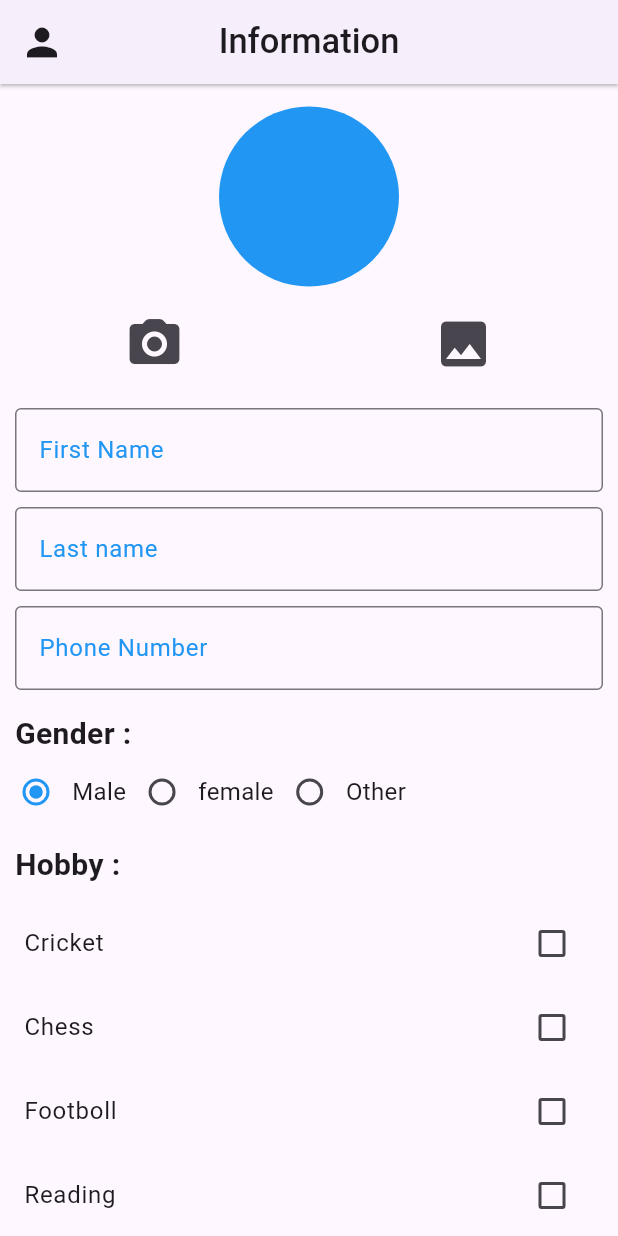
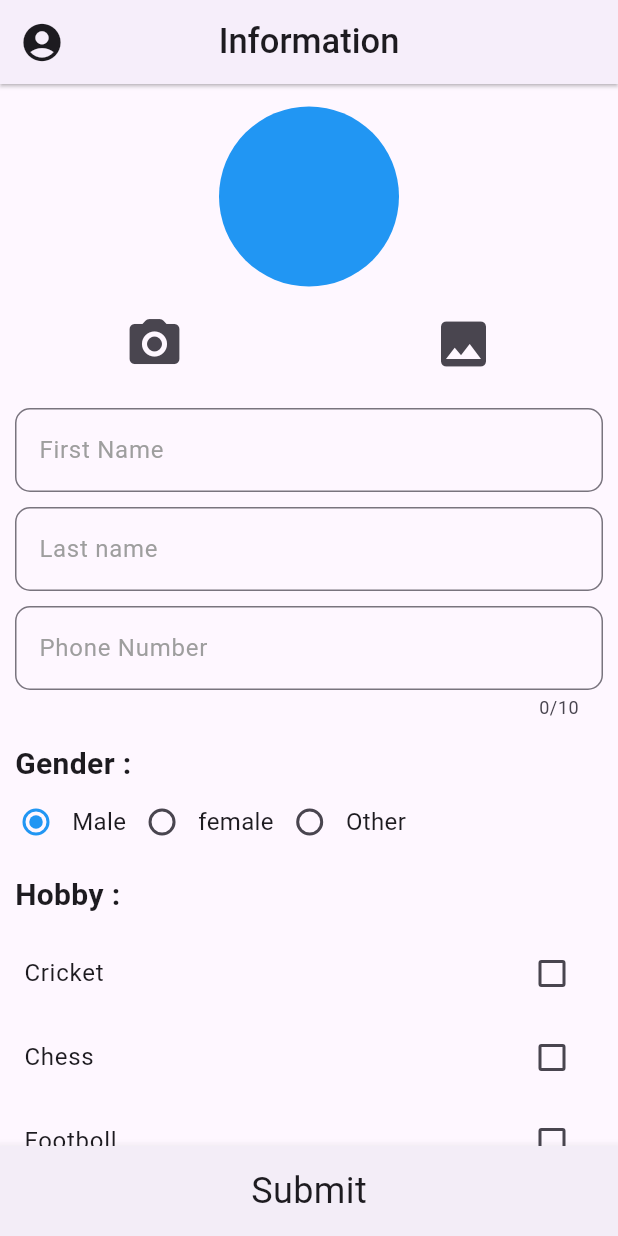
Before and after one commit to sanjuafre123/resume_app_daily_task, a Flutter app: the screen it shows after launch, on a phone screen of 412 x 824 dp. Run offline on Flutter 3.47's test engine with Material 3 defaults, Android fonts, the phone set to English and light mode, and no system bars; our stand-ins replace image_picker.

Commit message:
17/05/2024

```diff
--- a/lib/Utils/globallist.dart
+++ b/lib/Utils/globallist.dart
@@ -42,3 +42,7 @@ List<bool> hobby = [
 List hobbyname = [
   'Cricket' , 'Chess' , 'Footboll' , 'Reading',
 ];
+
+String firstName = '';
+String lastName = '';
+String phoneNumber = '';
--- a/lib/home/Components/Screen/ID_Cards_Registration_Form/CardDetailsScreen.dart
+++ b/lib/home/Components/Screen/ID_Cards_Registration_Form/CardDetailsScreen.dart
@@ -10,6 +10,8 @@ class CardDetailScreen extends StatefulWidget {
 class _CardDetailScreenState extends State<CardDetailScreen> {
   @override
   Widget build(BuildContext context) {
-    return const Placeholder();
+    return Scaffold(
+
+    );
   }
 }
--- a/lib/home/Components/Screen/ID_Cards_Registration_Form/Cardscreen.dart
+++ b/lib/home/Components/Screen/ID_Cards_Registration_Form/Cardscreen.dart
@@ -26,7 +26,7 @@ class _CardScreenState extends State<CardScreen> {
     return Scaffold(
       appBar: AppBar(
         leading: const Icon(
-          Icons.person,
+          Icons.account_circle,
           size: 30,
         ),
         elevation: 1,
@@ -108,14 +108,15 @@ class _CardScreenState extends State<CardScreen> {
                             }
                           },
                           decoration: InputDecoration(
-                            hintText: '',
+                            hintText: 'Ex:- Sanju',
                             labelText: 'First Name',
                             labelStyle: TextStyle(
-                                color: Colors.blue,
+                              color: Colors.grey,
                             ),
                             border: OutlineInputBorder(
-                                borderRadius: BorderRadius.circular(4),
-                              )),
+                              borderRadius: BorderRadius.circular(10),
+                            ),
+                          ),
                         ),
                         const SizedBox(
                           height: 10,
@@ -129,19 +130,20 @@ class _CardScreenState extends State<CardScreen> {
                           },
                           decoration: InputDecoration(
                               labelText: 'Last name',
+                              hintText: 'Ex:- Afre',
                               labelStyle: const TextStyle(
-                                color: Colors.blue,
+                                color: Colors.grey,
                               ),
                               border: OutlineInputBorder(
-                                borderRadius: BorderRadius.circular(4),
+                                borderRadius: BorderRadius.circular(10),
                               )),
                         ),
                         const SizedBox(
                           height: 10,
                         ),
                         TextFormField(
+                          maxLength: 10,
                           controller: txtPhone,
-                          obscureText: true,
                           keyboardType: TextInputType.number,
                           validator: (value) {
                             if (value!.isEmpty) {
@@ -150,11 +152,12 @@ class _CardScreenState extends State<CardScreen> {
                           },
                           decoration: InputDecoration(
                             labelText: 'Phone Number',
+                            hintText: 'Ex:- 9173074442',
                             labelStyle: const TextStyle(
-                              color: Colors.blue,
+                              color: Colors.grey,
                             ),
                             border: OutlineInputBorder(
-                              borderRadius: BorderRadius.circular(4),
+                              borderRadius: BorderRadius.circular(10),
                             ),
                           ),
                         ),
@@ -224,24 +227,47 @@ class _CardScreenState extends State<CardScreen> {
                       ),
                     ],
                   ),
-
-                  Padding(
-                    padding: const EdgeInsets.all(10),
+                  const Padding(
+                    padding: EdgeInsets.all(10),
                     child: Row(
                       children: [
-                        Text('Hobby :',style: TextStyle(fontSize: 20,fontWeight: FontWeight.w600),),
+                        Text(
+                          'Hobby :',
+                          style: TextStyle(
+                              fontSize: 20, fontWeight: FontWeight.w600),
+                        ),
                       ],
                     ),
                   ),
-
                   buildCheckboxListTile(index: 0),
                   buildCheckboxListTile(index: 1),
                   buildCheckboxListTile(index: 2),
                   buildCheckboxListTile(index: 3),
-
                 ],
               ),
             ],
+          ),
+        ),
+      ),
+      bottomNavigationBar: GestureDetector(
+        onTap: () {
+          firstName = txtName.toString();
+          lastName = txtSurname.toString();
+          phoneNumber = txtPhone.toString();
+          Navigator.of(context).pushNamed('/CardDetail');
+        },
+        child: const BottomAppBar(
+          height: 60,
+          elevation: 6,
+          shadowColor: Colors.black,
+          child: Center(
+            child: Text(
+              'Submit',
+              style: TextStyle(
+                fontWeight: FontWeight.w400,
+                fontSize: 24,
+              ),
+            ),
           ),
         ),
       ),
@@ -249,10 +275,14 @@ class _CardScreenState extends State<CardScreen> {
   }
 
   CheckboxListTile buildCheckboxListTile({required int index}) {
-    return CheckboxListTile(value: hobby[index], onChanged: (value) {
+    return CheckboxListTile(
+      value: hobby[index],
+      onChanged: (value) {
         setState(() {
           hobby[index] = value!;
         });
-                },title: Text(hobbyname[index]),);
+      },
+      title: Text(hobbyname[index]),
+    );
   }
 }
```
Lines whose indentation alone changed are shown as unchanged.
